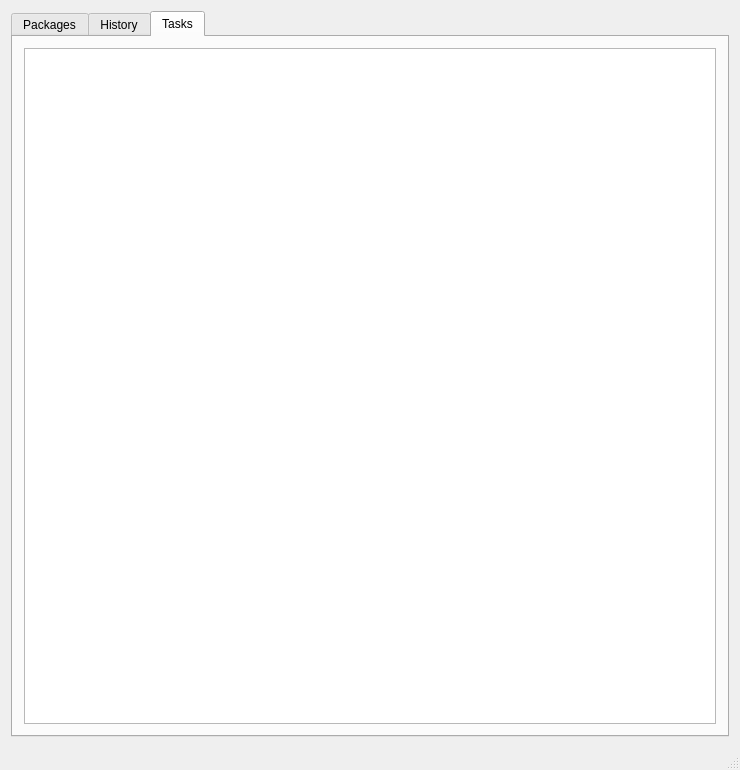
The window that src/mainwindow.ui (Shatur/orson) describes before a commit, drawn with Qt 5.
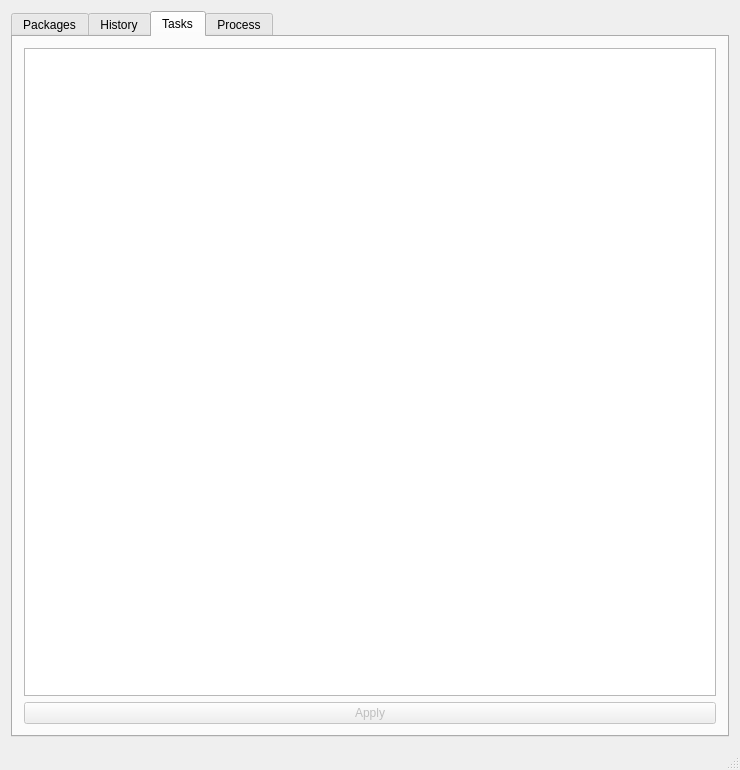
The same window after the commit. The open tabs and pages were chosen to show the change. Icons and pictures are not drawn. Custom widgets are drawn as their Qt base class.

What changed in the file:
```diff
--- a/src/mainwindow.ui
+++ b/src/mainwindow.ui
@@ -953,6 +953,26 @@
           </property>
          </widget>
         </item>
+        <item>
+         <widget class="QPushButton" name="applyButton">
+          <property name="enabled">
+           <bool>false</bool>
+          </property>
+          <property name="text">
+           <string>Apply</string>
+          </property>
+         </widget>
+        </item>
+       </layout>
+      </widget>
+      <widget class="QWidget" name="processWidget">
+       <attribute name="title">
+        <string>Process</string>
+       </attribute>
+       <layout class="QVBoxLayout" name="verticalLayout_6">
+        <item>
+         <widget class="ProcessEdit" name="processEdit"/>
+        </item>
        </layout>
       </widget>
      </widget>
@@ -978,6 +998,11 @@
    <extends>QTreeView</extends>
    <header>src/tasks-view/tasksview.h</header>
   </customwidget>
+  <customwidget>
+   <class>ProcessEdit</class>
+   <extends>QPlainTextEdit</extends>
+   <header>src/processedit.h</header>
+  </customwidget>
  </customwidgets>
  <tabstops>
   <tabstop>searchPackagesEdit</tabstop>
```
